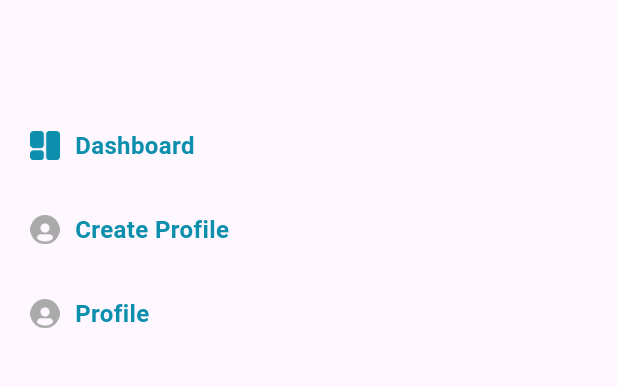
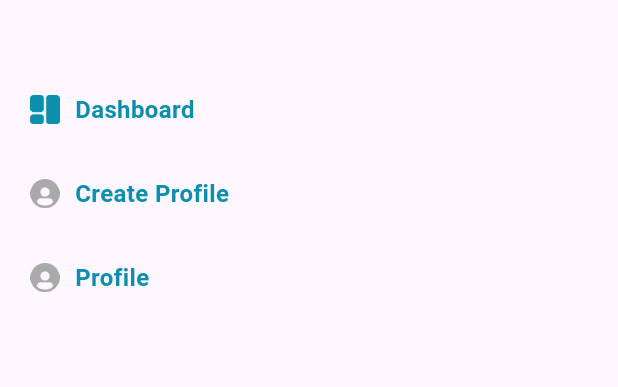
Before and after one commit to Project-5242/Project-5242-frontend, a Flutter app: the ProviderMenuPage screen opened by its route, on a phone screen of 412 x 824 dp, the part 61-448 px from its top. Run offline on Flutter 3.47's test engine with Material 3 defaults, Android fonts, the phone set to English and light mode, and no system bars; drawn by our look-alikes of toastification; our stand-ins replace bloc, cached_network_image, dio, flutter_bloc, flutter_dotenv, flutter_html and 9 more; accounts and stored records are empty.

Commit message:
dashboard_1_page.dart ui completed

```diff
--- a/lib/data/constants/app_string.dart
+++ b/lib/data/constants/app_string.dart
@@ -5,6 +5,10 @@ class AppStrings {
   static const String dashboard = 'Dashboard';
   static const String createProfile = 'Create Profile';
   static const String profile = 'Profile';
+  static const String totalNode = 'Total Node';
+  static const String savedNode = 'Saved Node';
+  static const String newNode = 'New Node';
+
 
   static String loginSubTitle =
       'Korem ipsum dolor sit amet, consectetur adipiscing elit.';
--- a/lib/presentation/providers/provider_menu_page.dart
+++ b/lib/presentation/providers/provider_menu_page.dart
@@ -40,7 +40,7 @@ class ProviderMenuPage extends StatelessWidget {
       body: ListView(
         padding: const EdgeInsets.symmetric(horizontal: 20, vertical: 10),
         children: [
-          const SizedBox(height: 60),
+          const SizedBox(height: 36),
           Row(
             children: [
               Image.asset(
--- a/lib/res/assets_res.dart
+++ b/lib/res/assets_res.dart
@@ -19,6 +19,8 @@ class AssetsRes {
   static const String ARROW = 'assets/icon/arrow.png';
   static const String DASHBOARD = 'assets/icon/dashboard.png';
   static const String PROFILE = 'assets/icon/profile.png';
+  static const String GRAPH = 'assets/icon/graph.png';
+  static const String INCREASEPERSENTAGE = 'assets/icon/increase_percentage.png';
   static const String PAGE_NOT_FOUND = 'assets/lottie/page_not_found.json';
   static const String WELCOME_LOTTIE = 'assets/lottie/welcome_lottie.json';
   static const String DOTENV = 'assets/secrets/dotenv.env';
```
Also changed, not shown: lib/presentation/providers/dashboard_1_page.dart (+58 -6 lines), assets/icon/graph.png (added), assets/icon/increase_percentage.png (added).
